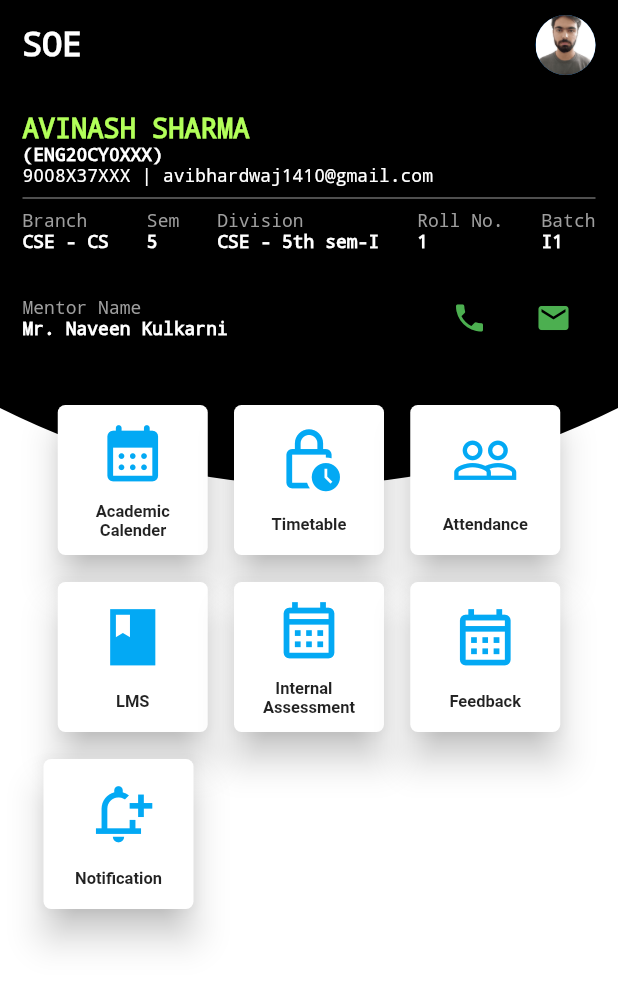
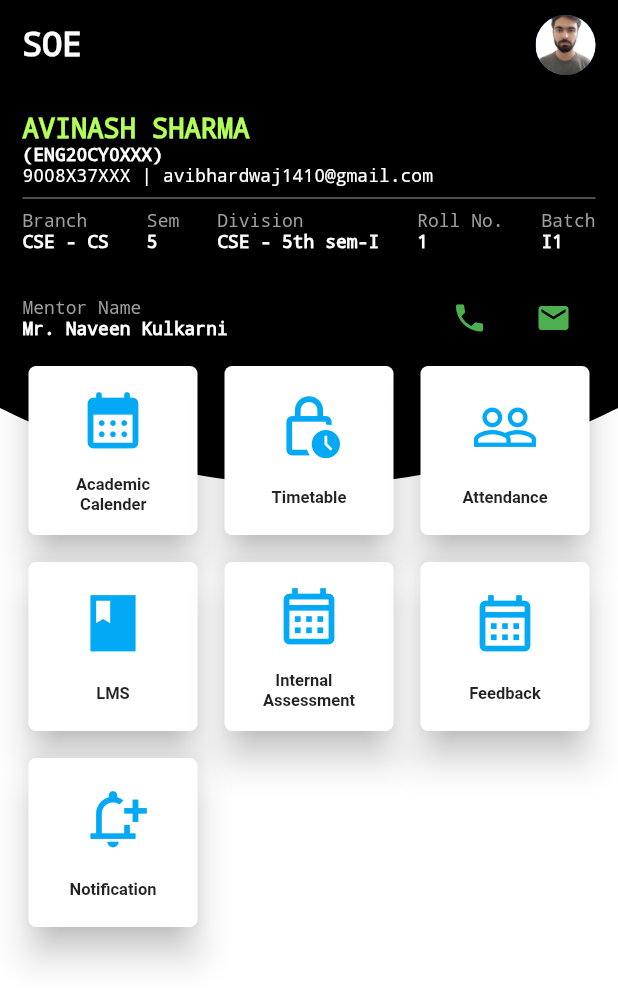
Before and after one commit to avi-nas/gnums_clone, a Flutter app: the screen it shows after launch, on a phone screen of 412 x 824 dp. Shown: the top 1006 px of the screen. Run offline on Flutter 3.47's test engine with Material 2 defaults, Android fonts, the light colour scheme and no system bars.

Commit message:
Grid added

```diff
--- a/lib/main.dart
+++ b/lib/main.dart
@@ -30,7 +30,7 @@ class _MyAppState extends State<MyApp> {
                     children: [
                       Row(
                         mainAxisAlignment: MainAxisAlignment.spaceBetween,
-                        children:  [Text(
+                        children:  const [Text(
                             'SOE',style: TextStyle(
                             fontSize: 22,
                         fontStyle: FontStyle.normal,
@@ -40,7 +40,6 @@ class _MyAppState extends State<MyApp> {
                           backgroundImage: AssetImage('assets/AvinashImg.jpg'),
                         ),
                         ],
-
                       ),
                       Padding(
                         padding: const EdgeInsets.fromLTRB(0, 25, 0, 0),
@@ -189,39 +188,25 @@ class _MyAppState extends State<MyApp> {
                       )
                     ],
                   ),
-
-                  Padding(
-                    padding: const EdgeInsets.fromLTRB(10, 30, 10, 0),
-                    child: Row(
-                      mainAxisAlignment: MainAxisAlignment.spaceEvenly,
+                  Container(
+                    height: 500,
+                    child: GridView.count(
+                      crossAxisCount: 3,
+                      crossAxisSpacing: 10,
+                      padding: EdgeInsets.fromLTRB(0, 4, 0, 0),
+                      mainAxisSpacing: 10,
+                        shrinkWrap: true,
+                        scrollDirection: Axis.vertical,
                     children: [
                       cardMaker("Academic\n Calender",Icons.calendar_month_rounded),
                       cardMaker("Timetable",Icons.lock_clock_outlined),
                       cardMaker("Attendance",Icons.people_outline),
-                      ],
-                    ),
-                  ),
-                  Padding(
-                    padding: const EdgeInsets.fromLTRB(10, 10, 10, 0),
-                    child: Row(
-                      mainAxisAlignment: MainAxisAlignment.spaceEvenly,
-                      children: [
                       cardMaker("LMS",Icons.book_sharp),
                       cardMaker("   Internal\nAssessment",Icons.calendar_month_outlined),
                       cardMaker("Feedback",Icons.calendar_month_outlined),
-                      ],
+                      cardMaker("Notification",Icons.notification_add_outlined),
+                    ],),
                   ),
-                  ),
-                  Padding(
-                    padding: const EdgeInsets.fromLTRB(10, 10, 10, 0),
-                    child: Row(
-                      mainAxisAlignment: MainAxisAlignment.spaceBetween,
-                      children: [
-                        cardMaker("Notification",Icons.notification_add_outlined),
-
-                      ],
-                    ),
-                  )
                 ],
               ),
             ),
@@ -239,8 +224,8 @@ class _MyAppState extends State<MyApp> {
       shadowColor: Colors.black,
       elevation: 10,
       child: SizedBox(
-        width: 100,
-        height: 100,
+        width: 50,
+        height: 50,
         child: MaterialButton(
           onPressed: (){},
           child: Center(
```
Lines whose indentation alone changed are shown as unchanged.
